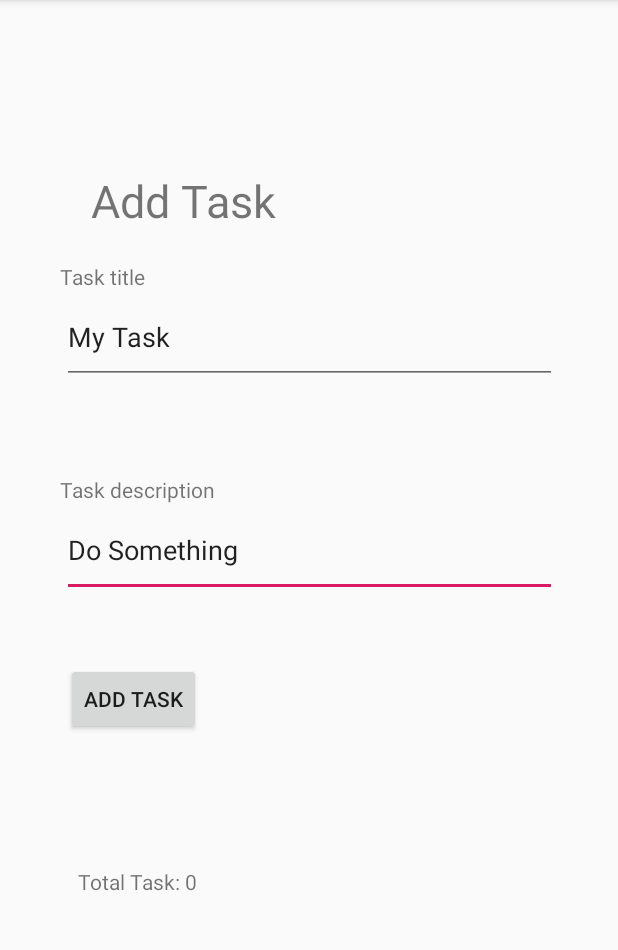
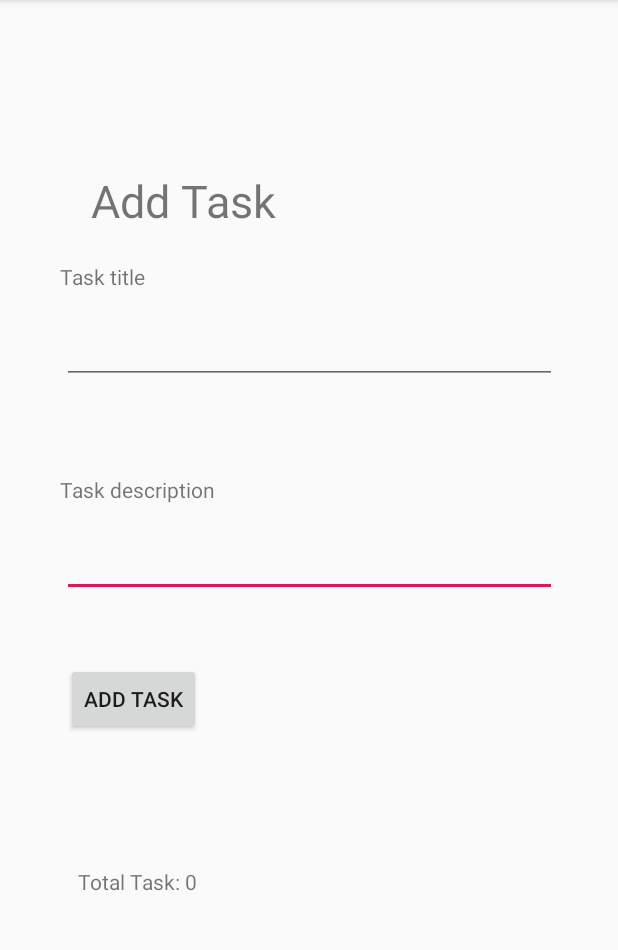
Before and after one commit to martinpapacodes/taskmaster, an Android app: the addTask screen opened directly, with no data from a screen before it, on a phone screen of 412 x 824 dp, the part 84-1034 px from its top. Run offline under Robolectric (Android 15) with nearby library versions, the phone set to English and light mode, and no system bars.

Commit message:
finished lab

```diff
--- a/app/src/main/res/layout/activity_add_task.xml
+++ b/app/src/main/res/layout/activity_add_task.xml
@@ -12,20 +12,19 @@
         android:layout_height="wrap_content"
         android:layout_marginStart="40dp"
         android:text="Task description"
-        app:layout_constraintBottom_toTopOf="@+id/editText2"
+        app:layout_constraintBottom_toTopOf="@+id/taskDescription"
         app:layout_constraintStart_toStartOf="parent" />
 
     <EditText
-        android:id="@+id/editText2"
+        android:id="@+id/taskDescription"
         android:layout_width="330dp"
         android:layout_height="62dp"
         android:layout_marginTop="80dp"
         android:ems="10"
         android:inputType="textPersonName"
-        android:text="Do Something"
         app:layout_constraintEnd_toEndOf="parent"
         app:layout_constraintStart_toStartOf="parent"
-        app:layout_constraintTop_toBottomOf="@+id/editText" />
+        app:layout_constraintTop_toBottomOf="@+id/taskTitle" />
 
     <TextView
         android:id="@+id/textView2"
@@ -41,36 +40,35 @@
         app:layout_constraintVertical_bias="0.156" />
 
     <EditText
-        android:id="@+id/editText"
+        android:id="@+id/taskTitle"
         android:layout_width="330dp"
         android:layout_height="62dp"
         android:layout_marginTop="40dp"
         android:ems="10"
         android:inputType="textPersonName"
-        android:text="My Task"
         app:layout_constraintEnd_toEndOf="parent"
         app:layout_constraintStart_toStartOf="parent"
         app:layout_constraintTop_toBottomOf="@+id/textView2" />
 
     <Button
-        android:id="@+id/button4"
+        android:id="@+id/addATask"
         android:layout_width="wrap_content"
         android:layout_height="wrap_content"
         android:layout_marginStart="44dp"
         android:layout_marginTop="44dp"
         android:text="Add Task"
         app:layout_constraintStart_toStartOf="parent"
-        app:layout_constraintTop_toBottomOf="@+id/editText2" />
+        app:layout_constraintTop_toBottomOf="@+id/taskDescription" />
 
     <TextView
-        android:id="@+id/textView3"
+        android:id="@+id/totalTask"
         android:layout_width="wrap_content"
         android:layout_height="wrap_content"
         android:layout_marginStart="52dp"
         android:layout_marginTop="88dp"
         android:text="Total Task: 0"
         app:layout_constraintStart_toStartOf="parent"
-        app:layout_constraintTop_toBottomOf="@+id/button4" />
+        app:layout_constraintTop_toBottomOf="@+id/addATask" />
 
     <TextView
         android:id="@+id/textView4"
@@ -78,6 +76,20 @@
         android:layout_height="wrap_content"
         android:layout_marginStart="40dp"
         android:text="Task title"
-        app:layout_constraintBottom_toTopOf="@+id/editText"
+        app:layout_constraintBottom_toTopOf="@+id/taskTitle"
         app:layout_constraintStart_toStartOf="parent" />
+
+    <TextView
+        android:id="@+id/submitted"
+        android:layout_width="wrap_content"
+        android:layout_height="wrap_content"
+        android:layout_marginTop="28dp"
+        android:text="Submitted!"
+        android:visibility="invisible"
+        app:layout_constraintBottom_toTopOf="@+id/totalTask"
+        app:layout_constraintEnd_toEndOf="parent"
+        app:layout_constraintStart_toStartOf="parent"
+        app:layout_constraintTop_toBottomOf="@+id/addATask"
+        app:layout_constraintVertical_bias="0.0" />
+
 </androidx.constraintlayout.widget.ConstraintLayout>
--- a/app/src/main/res/layout/activity_main.xml
+++ b/app/src/main/res/layout/activity_main.xml
@@ -30,7 +30,7 @@
         tools:srcCompat="@tools:sample/avatars[12]" />
 
     <Button
-        android:id="@+id/button"
+        android:id="@+id/addATask"
         android:layout_width="wrap_content"
         android:layout_height="wrap_content"
         android:layout_marginStart="52dp"
```
Also changed, not shown: app/src/main/java/com/example/taskmaster/MainActivity.java (+12 -0 lines), app/src/main/java/com/example/taskmaster/addTask.java (+23 -0 lines), 1 other file.
